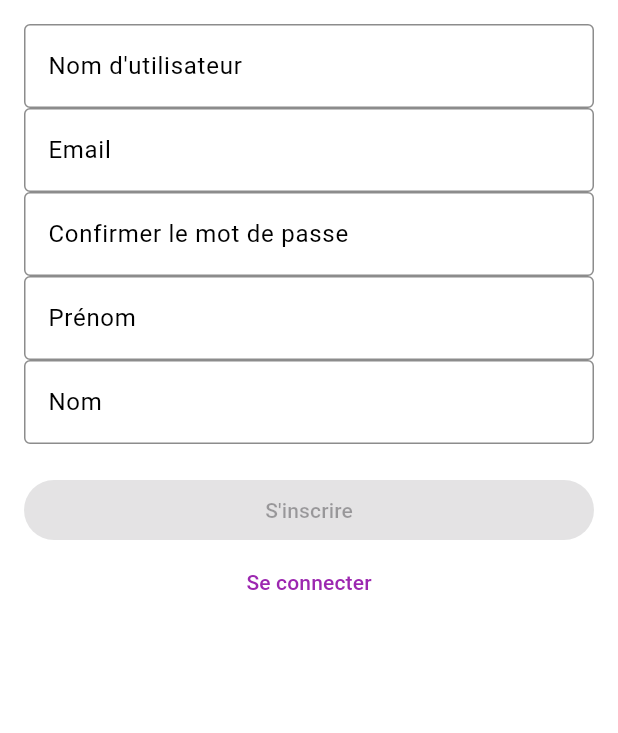
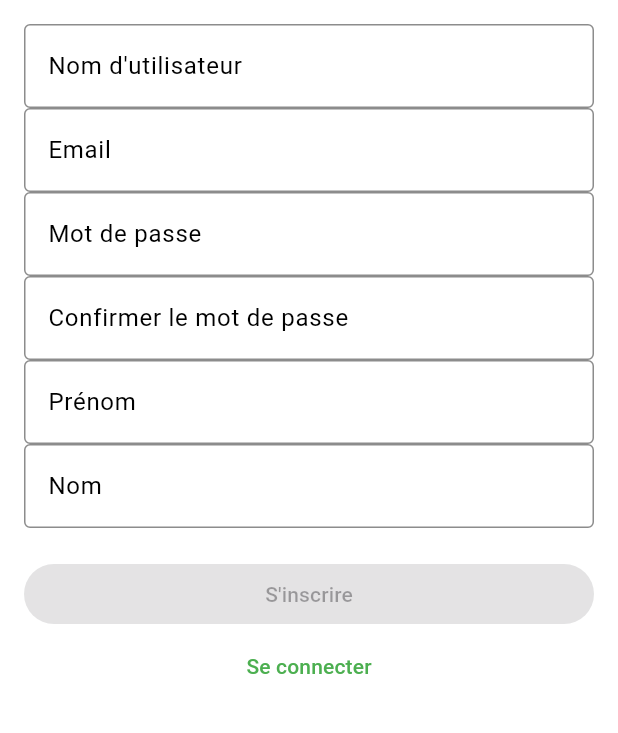
Before and after one commit to ari1008/Veg-N-Bio, a Flutter app: the screen it shows after launch, after a tap on "Créer un compte", on a phone screen of 412 x 824 dp, the part 84-817 px from its top. Run offline on Flutter 3.47's test engine with Material 3 defaults, Android fonts, the light colour scheme and no system bars; our stand-ins replace bloc, dio, flutter_bloc, flutter_dotenv, formz, go_router and 1 more.

Commit message:
feat: add login and  register for mobile

```diff
--- /dev/null
+++ b/app/devtools_options.yaml
@@ -0,0 +1,3 @@
+description: This file stores settings for Dart & Flutter DevTools.
+documentation: https://docs.flutter.dev/tools/devtools/extensions#configure-extension-enablement-states
+extensions:
--- a/app/lib/app_exception.dart
+++ b/app/lib/app_exception.dart
@@ -24,3 +24,7 @@ class RoleNotFoundException extends AppException {
 class UpdateUserException extends AppException {
   UpdateUserException({super.message});
 }
+
+class NotGoodPlatformException extends AppException {
+  NotGoodPlatformException() : super(message: 'Not a good platform');
+}
--- a/app/lib/model/user.dart
+++ b/app/lib/model/user.dart
@@ -33,11 +33,8 @@ class User {
       'firstName': firstname,
       'lastName': lastname,
       'role': role,
+      'password': password ?? "",
     };
-
-    if (password != null && password!.isNotEmpty) {
-      data['password'] = password;
-    }
 
     return data;
   }
--- a/app/lib/screen/login.page.dart
+++ b/app/lib/screen/login.page.dart
@@ -40,7 +40,7 @@ class LoginPage extends StatelessWidget {
                     borderSide: BorderSide(color: Colors.black45),
                   ),
                   focusedBorder: OutlineInputBorder(
-                    borderSide: BorderSide(color: Colors.purple),
+                    borderSide: BorderSide(color: Colors.green),
                   ),
                 ),
                 keyboardType: TextInputType.emailAddress,
@@ -57,7 +57,7 @@ class LoginPage extends StatelessWidget {
                     borderSide: BorderSide(color: Colors.black45),
                   ),
                   focusedBorder: OutlineInputBorder(
-                    borderSide: BorderSide(color: Colors.purple),
+                    borderSide: BorderSide(color: Colors.green),
                   ),
                 ),
               ),
@@ -75,7 +75,7 @@ class LoginPage extends StatelessWidget {
                   );
                 },
                 style: ElevatedButton.styleFrom(
-                  backgroundColor: Colors.purple,
+                  backgroundColor: Colors.green,
                   foregroundColor: Colors.white,
                   shape: RoundedRectangleBorder(
                     borderRadius: BorderRadius.circular(20),
@@ -93,7 +93,7 @@ class LoginPage extends StatelessWidget {
                 },
                 child: const Text(
                   'Créer un compte',
-                  style: TextStyle(color: Colors.purple),
+                  style: TextStyle(color: Colors.green),
                 ),
               ),
             ],
--- a/app/lib/screen/register.page.dart
+++ b/app/lib/screen/register.page.dart
@@ -33,7 +33,7 @@ class _RegisterPageState extends State<RegisterPage> {
           password: passwordController.text,
           firstname: firstNameController.text,
           lastname: lastNameController.text,
-          )
+        ),
       );
     }
   }
@@ -89,6 +89,17 @@ class _RegisterPageState extends State<RegisterPage> {
                             : null,
                       ),
                       TextFormField(
+                        controller: passwordController,
+                        obscureText: true,
+                        decoration: const InputDecoration(labelText: "Mot de passe"),
+                        onChanged: (value) => context
+                            .read<UserValidationBloc>()
+                            .add(PasswordChanged(value)),
+                        validator: (_) => validationState.password.isNotValid
+                            ? "Mot de passe invalide"
+                            : null,
+                      ),
+                      TextFormField(
                         controller: confirmPasswordController,
                         obscureText: true,
                         decoration: const InputDecoration(labelText: "Confirmer le mot de passe"),
@@ -96,7 +107,7 @@ class _RegisterPageState extends State<RegisterPage> {
                             .read<UserValidationBloc>()
                             .add(ConfirmPasswordChanged(value)),
                         validator: (_) {
-                          final confirm = context.read<UserValidationBloc>().state.confirmPassword;
+                          final confirm = validationState.confirmPassword;
                           if (confirm.isPure) return null;
                           if (confirm.error == ConfirmPasswordValidationError.empty) {
                             return "Confirmation requise";
@@ -127,7 +138,6 @@ class _RegisterPageState extends State<RegisterPage> {
                             ? "Nom invalide"
                             : null,
                       ),
-
                       const SizedBox(height: 20),
                       ElevatedButton(
                         onPressed: isLoading || !isFormValid
@@ -151,7 +161,7 @@ class _RegisterPageState extends State<RegisterPage> {
                         },
                         child: const Text(
                           'Se connecter',
-                          style: TextStyle(color: Colors.purple),
+                          style: TextStyle(color: Colors.green),
                         ),
                       ),
                     ],
--- a/app/lib/shared/user_login_bloc/user_login_bloc.dart
+++ b/app/lib/shared/user_login_bloc/user_login_bloc.dart
@@ -2,7 +2,6 @@ import 'package:app/model/user.dart';
 import 'package:app/service/repository/auth_repository.dart';
 import 'package:bloc/bloc.dart';
 import 'package:meta/meta.dart';
-
 import '../../utils/session_manager.dart';
 
 part 'user_login_event.dart';
@@ -36,7 +35,6 @@ class UserLoginBloc extends Bloc<UserLoginEvent, UserLoginState> {
         refreshToken: connectionDto.refreshToken,
         expiresIn: connectionDto.expiresIn,
       );
-
       emit(state.copyWith(status: UserLoginStatus.loggingSuccess));
     } catch (error) {
       emit(state.copyWith(
@@ -96,7 +94,8 @@ class UserLoginBloc extends Bloc<UserLoginEvent, UserLoginState> {
           email: event.email,
           username: event.username,
           firstname: event.firstname,
-          lastname: event.lastname
+          lastname: event.lastname,
+          password: event.password,
           )
       );
 
--- a/app/lib/shared/user_login_bloc/user_login_state.dart
+++ b/app/lib/shared/user_login_bloc/user_login_state.dart
@@ -11,7 +11,12 @@ enum UserLoginStatus {
   tokenRefreshed,
   tokenRefreshError,
   updatingUserError,
-  updatingUserSuccess, refreshSuccess, refreshError, registrationSuccess, registrationError,
+  updatingUserSuccess,
+  refreshSuccess,
+  refreshError,
+  registrationSuccess,
+  registrationError,
+  notGoodPlatform,
 }
 
 final class UserLoginState {
--- a/app/lib/validator/lastname.dart
+++ b/app/lib/validator/lastname.dart
@@ -6,7 +6,8 @@ class LastName extends FormzInput<String, NameValidationError> {
   const LastName.pure() : super.pure('');
   const LastName.dirty([String value = '']) : super.dirty(value);
 
-  static final _nameRegExp = RegExp(r"^[A-Z][a-zA-Z-'éèêëàâäïîôöùûüç ]*$");
+  static final _nameRegExp = RegExp(r"^[a-zà-öù-ÿA-ZÀ-ÖÙ-Ý' -]*$");
+
 
   @override
   NameValidationError? validator(String value) {
--- a/app/lib/validator/name.dart
+++ b/app/lib/validator/name.dart
@@ -5,7 +5,8 @@ class FirstName extends FormzInput<String, NameValidationError> {
   const FirstName.pure() : super.pure('');
   const FirstName.dirty([String value = '']) : super.dirty(value);
 
-  static final _nameRegExp = RegExp(r"^[A-Z][a-zA-Z-'éèêëàâäïîôöùûüç ]*$");
+  static final _nameRegExp = RegExp(r"^[a-zà-öù-ÿA-ZÀ-ÖÙ-Ý' -]*$");
+
 
   @override
   NameValidationError? validator(String value) {
--- a/app/lib/widget/custom_drawer.dart
+++ b/app/lib/widget/custom_drawer.dart
@@ -22,7 +22,7 @@ class CustomDrawer extends StatelessWidget {
             padding: EdgeInsets.zero,
             children: [
               const DrawerHeader(
-                decoration: BoxDecoration(color: Colors.purple),
+                decoration: BoxDecoration(color: Colors.green),
                 child: Text(
                   'Menu',
                   style: TextStyle(
```
Also changed, not shown: app/lib/service/auth_data_source/api_auth_data_source.dart (+9 -12 lines), app/lib/shared/user_validation_bloc/user_validation_bloc.dart (+22 -0 lines), app/lib/shared/user_validation_bloc/user_validation_state.dart (line endings or trailing spaces), 11 other files. Lines whose indentation alone changed are shown as unchanged.
